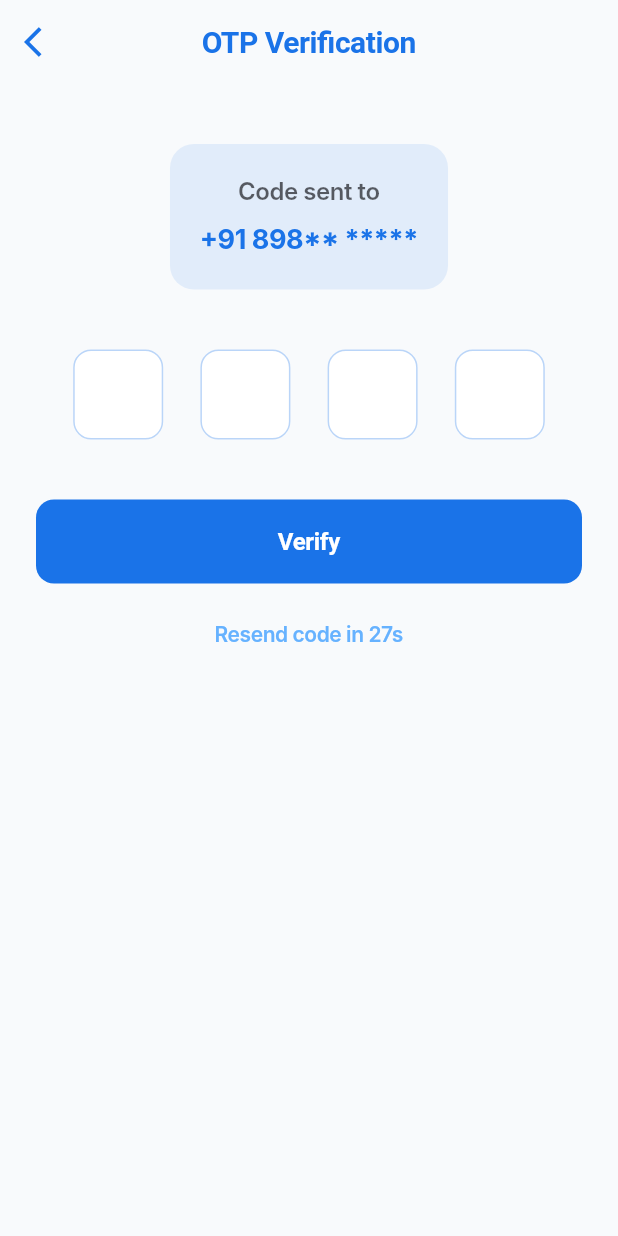
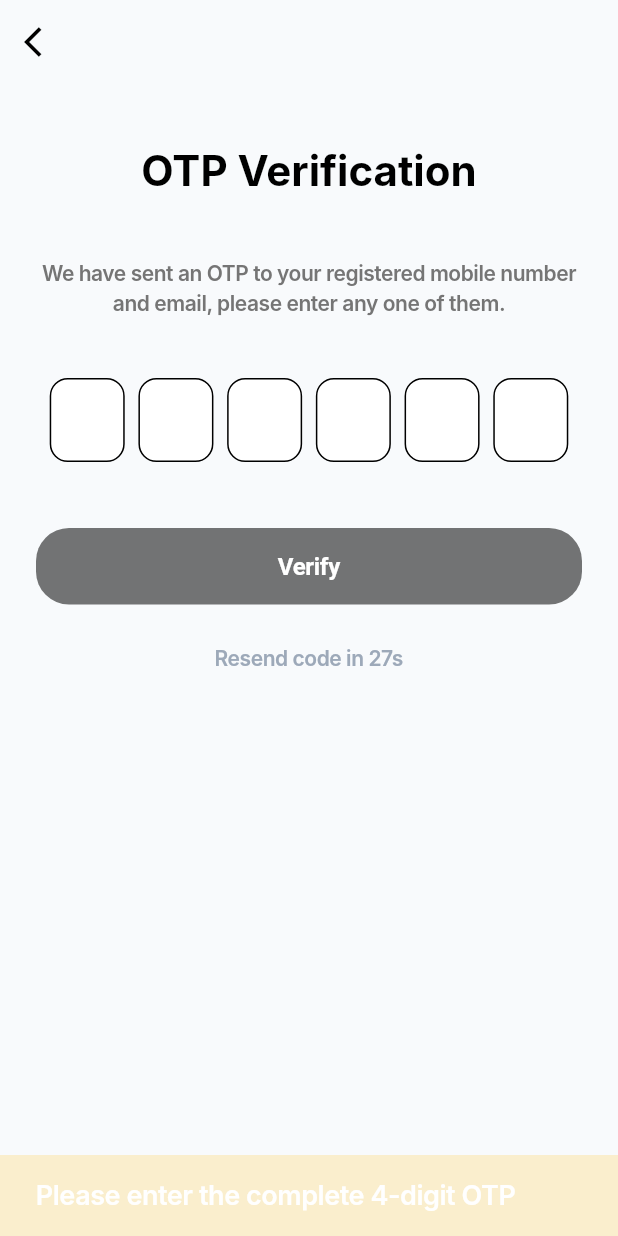
Before and after one commit to nidhisingh5958/cure-bit, a Flutter app: the OtpScreen screen opened by its route, after a tap on "Verify", on a phone screen of 412 x 824 dp. Run offline on Flutter 3.47's test engine with Material 3 defaults, Android fonts, the phone set to English and light mode, and no system bars; our stand-ins replace animated_splash_screen, carousel_slider, flutter_riverpod, go_router, lottie, lucide_icons and 1 more; Roboto replaces fonts that are missing (Inter).

Commit message:
login, forgot_pass, otp

```diff
--- a/lib/components/routes/router.dart
+++ b/lib/components/routes/router.dart
@@ -36,7 +36,7 @@ final _profileNavigatorKey = GlobalKey<NavigatorState>();
 
 final router = GoRouter(
   navigatorKey: _rootNavigatorKey,
-  initialLocation: '/home',
+  initialLocation: '/login',
   debugLogDiagnostics: true,
   routes: [
     // Auth and onboarding routes (outside shell)
--- a/lib/screens/login/login_form.dart
+++ b/lib/screens/login/login_form.dart
@@ -16,7 +16,6 @@ class _LoginFormState extends State<LoginForm> {
   bool _isPasswordVisible = false;
   bool _isLoading = false;
 
-  final color = Colors.grey.shade600;
   final color1 = Colors.black;
   final color2 = Colors.black.withOpacity(0.8);
 
@@ -58,11 +57,11 @@ class _LoginFormState extends State<LoginForm> {
 
   String? _validateEmail(String? value) {
     if (value == null || value.isEmpty) {
-      return 'Email is required';
+      return 'Email, CIN, or phone number is required';
     }
     final emailRegex = RegExp(r'^[\w-\.]+@([\w-]+\.)+[\w-]{2,4}$');
     if (!emailRegex.hasMatch(value)) {
-      return 'Please enter a valid email';
+      return 'Please enter a valid phone number, CIN, or email';
     }
     return null;
   }
@@ -84,27 +83,12 @@ class _LoginFormState extends State<LoginForm> {
       child: Column(
         crossAxisAlignment: CrossAxisAlignment.stretch,
         children: [
-          Text(
-            ' Email',
-            style: TextStyle(
-              fontSize: 14,
-              color: color,
-            ),
-          ),
           const SizedBox(height: 8),
           _buildEmailField(),
           const SizedBox(height: 20),
-          Text(
-            ' Password',
-            style: TextStyle(
-              fontSize: 14,
-              color: color,
-            ),
-          ),
-          const SizedBox(height: 8),
           _buildPasswordField(),
-          const SizedBox(height: 16),
-          _buildRememberMeForgotPassword(),
+          const SizedBox(height: 14),
+          _buildForgotPassword(),
           const SizedBox(height: 24),
           _buildLoginButton(),
         ],
@@ -119,11 +103,7 @@ class _LoginFormState extends State<LoginForm> {
       textInputAction: TextInputAction.next,
       validator: _validateEmail,
       decoration: InputDecoration(
-        hintText: 'Enter your email',
-        // prefixIcon: Icon(Icons.email_outlined, color: color2),
-        border: OutlineInputBorder(
-          borderRadius: BorderRadius.circular(20),
-        ),
+        hintText: 'Phone Number, CIN, or email',
       ),
       style: TextStyle(
         fontSize: 14,
@@ -138,8 +118,7 @@ class _LoginFormState extends State<LoginForm> {
       obscureText: !_isPasswordVisible,
       validator: _validatePassword,
       decoration: InputDecoration(
-        hintText: 'Enter your password',
-        // prefixIcon: Icon(Icons.lock_outline, color: color2),
+        hintText: 'Password',
         suffixIcon: IconButton(
           icon: Icon(
             _isPasswordVisible ? Icons.visibility : Icons.visibility_off,
@@ -149,9 +128,6 @@ class _LoginFormState extends State<LoginForm> {
             setState(() => _isPasswordVisible = !_isPasswordVisible);
           },
         ),
-        border: OutlineInputBorder(
-          borderRadius: BorderRadius.circular(12),
-        ),
       ),
       style: TextStyle(
         fontSize: 14,
@@ -160,7 +136,7 @@ class _LoginFormState extends State<LoginForm> {
     );
   }
 
-  Widget _buildRememberMeForgotPassword() {
+  Widget _buildForgotPassword() {
     return Row(
       children: [
         const Spacer(),
@@ -170,6 +146,7 @@ class _LoginFormState extends State<LoginForm> {
             'Forgot Password?',
             style: TextStyle(
               color: color1,
+              fontSize: 14,
             ),
           ),
         ),
@@ -179,25 +156,19 @@ class _LoginFormState extends State<LoginForm> {
 
   Widget _buildLoginButton() {
     return ElevatedButton(
-      // prefixIcon: Icon(Icons.lock_outline, color: color2),
       onPressed: _isLoading ? null : _handleLogin,
-      style: ElevatedButton.styleFrom(
-        backgroundColor: Colors.black54,
-        padding: const EdgeInsets.symmetric(vertical: 16),
-        shape: RoundedRectangleBorder(
-          borderRadius: BorderRadius.circular(22),
-        ),
+      child:
+          // _isLoading
+          //     ? const SizedBox(
+          //         height: 20,
+          //         width: 20,
+          //         child: CircularProgressIndicator(strokeWidth: 2),
+          //       )
+          //     :
+          const Text(
+        'Sign In',
+        style: TextStyle(fontSize: 16, fontWeight: FontWeight.bold),
       ),
-      child: _isLoading
-          ? const SizedBox(
-              height: 20,
-              width: 20,
-              child: CircularProgressIndicator(strokeWidth: 2),
-            )
-          : const Text(
-              'Sign In',
-              style: TextStyle(fontSize: 16, fontWeight: FontWeight.bold),
-            ),
     );
   }
 }
--- a/lib/screens/login/login_screen.dart
+++ b/lib/screens/login/login_screen.dart
@@ -4,7 +4,11 @@ import 'package:CuraDocs/screens/login/login_form.dart';
 import 'package:go_router/go_router.dart';
 
 class LoginScreen extends StatelessWidget {
-  const LoginScreen({super.key});
+  LoginScreen({super.key});
+
+  final Color color1 = Colors.black;
+  final Color color2 = Colors.black.withOpacity(0.8);
+  final Color color3 = Colors.grey.shade600;
 
   @override
   Widget build(BuildContext context) {
@@ -31,15 +35,15 @@ class LoginScreen extends StatelessWidget {
                                   .headlineMedium
                                   ?.copyWith(
                                     fontWeight: FontWeight.bold,
-                                    color: Colors.black.withOpacity(0.8),
+                                    color: color2,
                                   ),
                             ),
                             const SizedBox(height: 16),
                             Text(
-                              "Sign in to continue to your health journey",
+                              "Sign In to continue to your health journey",
                               style: TextStyle(
                                 fontSize: 14,
-                                color: Colors.grey.shade600,
+                                color: color3,
                               ),
                             ),
                           ],
@@ -47,14 +51,47 @@ class LoginScreen extends StatelessWidget {
                       ),
                       const SizedBox(height: 50),
                       const LoginForm(),
-                      const SizedBox(height: 40),
+                      const SizedBox(height: 30),
                       Center(
+                          child: TextButton(
+                        onPressed: () {
+                          context.goNamed(RouteConstants.otp);
+                        },
                         child: Text(
-                          "Or continue with",
+                          'Sign In with OTP',
                           style: TextStyle(
-                            fontSize: 14,
-                            color: Colors.grey.shade600,
+                            color: color2,
                           ),
+                        ),
+                      )),
+                      const SizedBox(height: 30),
+                      Center(
+                        child: Row(
+                          children: [
+                            Padding(
+                              padding: EdgeInsets.symmetric(horizontal: 10.0),
+                              child: Container(
+                                height: 1.0,
+                                width: 90.0,
+                                color: color1,
+                              ),
+                            ),
+                            Text(
+                              "Or continue with",
+                              style: TextStyle(
+                                fontSize: 14,
+                                color: color3,
+                              ),
+                            ),
+                            Padding(
+                              padding: EdgeInsets.symmetric(horizontal: 10.0),
+                              child: Container(
+                                height: 1.0,
+                                width: 90.0,
+                                color: color1,
+                              ),
+                            ),
+                          ],
                         ),
                       ),
                       const SizedBox(height: 14),
@@ -66,7 +103,7 @@ class LoginScreen extends StatelessWidget {
                             press: () {},
                           ),
                           SocialCard(
-                            icon: 'assets/icons/yahoo.png',
+                            icon: 'assets/icons/apple.png',
                             press: () {},
                           ),
                           SocialCard(
@@ -83,7 +120,7 @@ class LoginScreen extends StatelessWidget {
                             "Don't have an account? ",
                             style: TextStyle(
                               fontSize: 14,
-                              color: Colors.grey.shade600,
+                              color: color3,
                             ),
                           ),
                           SizedBox(
@@ -101,12 +138,9 @@ class LoginScreen extends StatelessWidget {
                             child: Text(
                               "Sign Up",
                               style: TextStyle(
-                                fontSize: 14,
-                                fontWeight: FontWeight.w600,
-                                color: Colors.black.withOpacity(
-                                  0.8,
-                                ),
-                              ),
+                                  fontSize: 14,
+                                  fontWeight: FontWeight.w600,
+                                  color: color2),
                             ),
                           ),
                         ],
--- a/lib/screens/otp.dart
+++ b/lib/screens/otp.dart
@@ -1,5 +1,9 @@
 import 'package:flutter/material.dart';
 import 'package:flutter/services.dart';
+
+final Color color1 = Colors.black;
+final Color color2 = Colors.black.withOpacity(0.8);
+final Color color3 = Colors.grey.shade600;
 
 class OtpScreen extends StatefulWidget {
   const OtpScreen({super.key});
@@ -10,8 +14,8 @@ class OtpScreen extends StatefulWidget {
 
 class _OtpScreenState extends State<OtpScreen> {
   final List<TextEditingController> _controllers =
-      List.generate(4, (index) => TextEditingController());
-  final List<FocusNode> _focusNodes = List.generate(4, (index) => FocusNode());
+      List.generate(6, (index) => TextEditingController());
+  final List<FocusNode> _focusNodes = List.generate(6, (index) => FocusNode());
   bool _isResendActive = false;
   int _resendTimer = 30;
 
@@ -19,6 +23,21 @@ class _OtpScreenState extends State<OtpScreen> {
   void initState() {
     super.initState();
     _startResendTimer();
+
+    // Set up focus listeners to prevent skipping fields
+    for (int i = 0; i < _focusNodes.length; i++) {
+      final node = _focusNodes[i];
+      node.addListener(() {
+        if (node.hasFocus) {
+          // If a field gets focus but the previous field is empty (except for first field)
+          if (i > 0 && _controllers[i - 1].text.isEmpty) {
+            // Move focus back to the previous empty field
+            _focusNodes[i].unfocus();
+            _focusNodes[i - 1].requestFocus();
+          }
+        }
+      });
+    }
   }
 
   void _startResendTimer() {
@@ -54,51 +73,36 @@ class _OtpScreenState extends State<OtpScreen> {
         elevation: 0,
         backgroundColor: Colors.transparent,
         leading: IconButton(
-          icon: Icon(Icons.arrow_back_ios,
-              color: Theme.of(context).colorScheme.primary),
+          icon: Icon(Icons.arrow_back_ios, color: color1),
           onPressed: () => Navigator.pop(context),
-        ),
-        title: Text(
-          "OTP Verification",
-          style: TextStyle(
-            fontSize: 20,
-            color: Theme.of(context).colorScheme.primary,
-            fontWeight: FontWeight.bold,
-          ),
         ),
       ),
       body: SafeArea(
         child: Padding(
           padding: const EdgeInsets.symmetric(horizontal: 24),
           child: Column(
+            crossAxisAlignment: CrossAxisAlignment.stretch,
             children: [
               const SizedBox(height: 40),
-              Container(
-                padding: const EdgeInsets.all(20),
-                decoration: BoxDecoration(
-                  color: Theme.of(context).colorScheme.primary.withOpacity(0.1),
-                  borderRadius: BorderRadius.circular(16),
-                ),
+              Center(
                 child: Column(
                   children: [
                     Text(
-                      "Code sent to",
-                      style: TextStyle(
-                        fontSize: 16,
-                        color: Theme.of(context)
-                            .colorScheme
-                            .onSurface
-                            .withOpacity(0.7),
+                      "OTP Verification",
+                      style:
+                          Theme.of(context).textTheme.headlineMedium?.copyWith(
+                                fontWeight: FontWeight.bold,
+                                color: Colors.black,
                               ),
                     ),
-                    const SizedBox(height: 8),
+                    const SizedBox(height: 40),
                     Text(
-                      "+91 898** *****",
+                      "We have sent an OTP to your registered mobile number and email, please enter any one of them.",
                       style: TextStyle(
-                        fontSize: 18,
-                        fontWeight: FontWeight.bold,
-                        color: Theme.of(context).colorScheme.primary,
+                        fontSize: 14,
+                        color: color3,
                       ),
+                      textAlign: TextAlign.center,
                     ),
                   ],
                 ),
@@ -107,9 +111,9 @@ class _OtpScreenState extends State<OtpScreen> {
               Row(
                 mainAxisAlignment: MainAxisAlignment.spaceEvenly,
                 children: List.generate(
-                  4,
+                  6,
                   (index) => SizedBox(
-                    width: 60,
+                    width: 50,
                     height: 60,
                     child: TextFormField(
                       controller: _controllers[index],
@@ -121,38 +125,46 @@ class _OtpScreenState extends State<OtpScreen> {
                         border: OutlineInputBorder(
                           borderRadius: BorderRadius.circular(12),
                           borderSide: BorderSide(
-                            color: Theme.of(context).colorScheme.primary,
+                            color: color3,
                           ),
                         ),
                         enabledBorder: OutlineInputBorder(
                           borderRadius: BorderRadius.circular(12),
-                          borderSide: BorderSide(
-                            color: Theme.of(context)
-                                .colorScheme
-                                .primary
-                                .withOpacity(0.3),
-                          ),
+                          borderSide: BorderSide(color: color1),
                         ),
                         focusedBorder: OutlineInputBorder(
                           borderRadius: BorderRadius.circular(12),
                           borderSide: BorderSide(
-                            color: Theme.of(context).colorScheme.primary,
+                            color: color2,
                             width: 2,
                           ),
                         ),
+                        contentPadding:
+                            const EdgeInsets.symmetric(vertical: 16),
                       ),
                       onChanged: (value) {
-                        if (value.length == 1 && index < 3) {
+                        if (value.isNotEmpty) {
+                          // When a digit is entered
+                          if (index < 5) {
+                            // Move to next field if this isn't the last one
                             _focusNodes[index + 1].requestFocus();
+                          } else {
+                            // This is the last field, unfocus to hide keyboard
+                            _focusNodes[index].unfocus();
                           }
-                        if (value.isEmpty && index > 0) {
+                        } else if (value.isEmpty && index > 0) {
+                          // When a digit is deleted, move to previous field
                           _focusNodes[index - 1].requestFocus();
                         }
                       },
-                      style: const TextStyle(
-                          fontSize: 20, fontWeight: FontWeight.bold),
+                      style: TextStyle(
+                          fontSize: 16,
+                          color: color1,
+                          fontWeight: FontWeight.bold),
                       keyboardType: TextInputType.number,
                       textAlign: TextAlign.center,
+                      showCursor: true, // Show cursor for better visibility
+                      cursorColor: color3,
                       inputFormatters: [
                         LengthLimitingTextInputFormatter(1),
                         FilteringTextInputFormatter.digitsOnly,
@@ -164,26 +176,36 @@ class _OtpScreenState extends State<OtpScreen> {
               const SizedBox(height: 40),
               ElevatedButton(
                 onPressed: () {
+                  // Get the complete OTP
+                  final otp = _controllers.map((c) => c.text).join();
                   // Verify OTP logic
+                  if (otp.length == 6) {
+                    // Proceed with verification
+                    print('Verifying OTP: $otp');
+                  } else {
+                    // Show error
+                    ScaffoldMessenger.of(context).showSnackBar(
+                      const SnackBar(
+                        content: Text('Please enter the complete 4-digit OTP'),
+                        duration: Duration(seconds: 2),
+                      ),
+                    );
+                  }
                 },
-                style: ElevatedButton.styleFrom(
-                  minimumSize: const Size(double.infinity, 56),
-                  shape: RoundedRectangleBorder(
-                    borderRadius: BorderRadius.circular(12),
-                  ),
-                ),
                 child: const Text(
                   'Verify',
                   style: TextStyle(fontSize: 16, fontWeight: FontWeight.bold),
                 ),
               ),
-              const SizedBox(height: 24),
+              const SizedBox(height: 26),
               if (!_isResendActive) ...[
-                Text(
+                Center(
+                  child: Text(
                     'Resend code in ${_resendTimer}s',
                     style: TextStyle(
                       color: Theme.of(context).colorScheme.secondary,
                       fontSize: 14,
+                    ),
                   ),
                 ),
               ] else ...[
@@ -199,8 +221,8 @@ class _OtpScreenState extends State<OtpScreen> {
                   child: Text(
                     'Resend Code',
                     style: TextStyle(
-                      color: Theme.of(context).colorScheme.primary,
-                      fontSize: 16,
+                      color: color2,
+                      fontSize: 14,
                       fontWeight: FontWeight.w600,
                     ),
                   ),
--- a/lib/screens/signUp/sign_up_profile.dart
+++ b/lib/screens/signUp/sign_up_profile.dart
@@ -50,7 +50,6 @@ class _SignupProfilePageState extends State<SignUpProfile> {
             colorScheme: ColorScheme.light(
               primary: Colors.blue, // Header background color
               onPrimary: Colors.white,
-              surface: AppColors.background,
             ),
             textTheme: TextTheme(
               bodyLarge: TextStyle(fontSize: 16), // Reduces date text size
@@ -140,7 +139,6 @@ class _SignupProfilePageState extends State<SignUpProfile> {
   @override
   Widget build(BuildContext context) {
     return Scaffold(
-      backgroundColor: AppColors.background,
       appBar: AppBar(
         backgroundColor: Colors.transparent,
         elevation: 0,
```
Also changed, not shown: lib/colors.dart (added, +12 -0 lines), lib/screens/forgot_pass/forgot_pass.dart (+31 -75 lines), lib/screens/signUp/sign_up_screen.dart (+13 -17 lines), lib/theme.dart (+16 -14 lines), assets/icons/apple.png (added), assets/icons/yahoo.png (deleted), pubspec.lock, 5 other files. Lines whose indentation alone changed are shown as unchanged.
